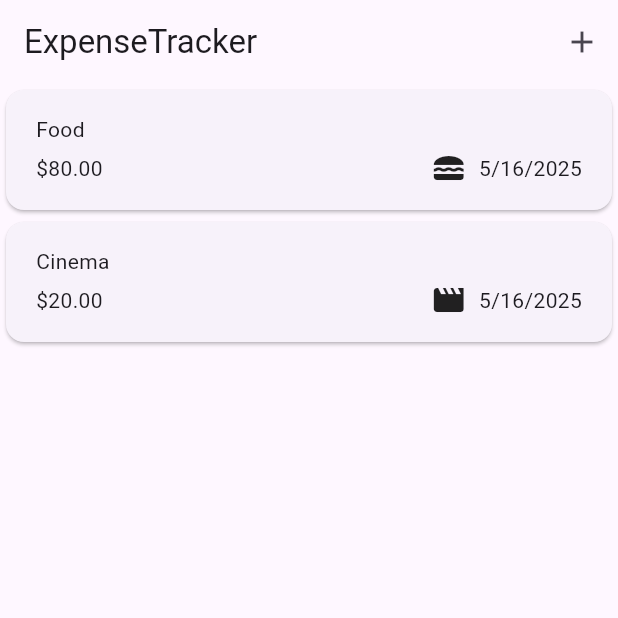
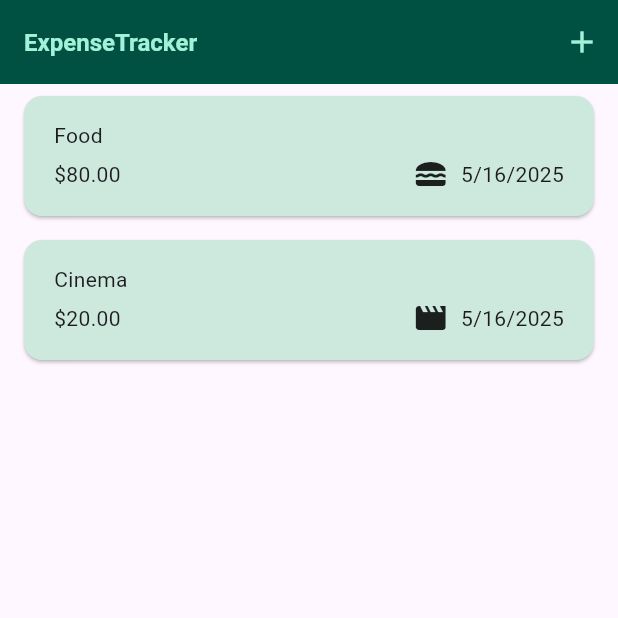
Before and after one commit to cintajay/expense_tracker, a Flutter app: the screen it shows after launch, on a phone screen of 412 x 824 dp, the top half of it. Run offline on Flutter 3.47's test engine with Material 3 defaults, Android fonts, the phone set to English and light mode, and no system bars.

Commit message:
common ThemeData set for color, appBar, card, btn and text

```diff
--- a/lib/main.dart
+++ b/lib/main.dart
@@ -1,5 +1,8 @@
 import 'package:expense_tracker/widgets/expenses_dashboard.dart';
 import 'package:flutter/material.dart';
+
+var kColorScheme =
+    ColorScheme.fromSeed(seedColor: const Color.fromARGB(255, 54, 215, 180)); //creates a set of tonal palettes based on the provided seed color
 
 void main() {
   runApp(const MyApp());
@@ -11,6 +14,31 @@ class MyApp extends StatelessWidget {
   @override
   Widget build(BuildContext context) {
     return MaterialApp(
+      theme: ThemeData().copyWith(
+        colorScheme: kColorScheme,
+        appBarTheme: const AppBarTheme().copyWith(
+          backgroundColor: kColorScheme.onPrimaryContainer, //a darker shade of the seed color
+          foregroundColor: kColorScheme.primaryContainer, //a lighter shade of the seed color
+        ),
+        cardTheme: const CardTheme().copyWith(
+          color: kColorScheme.secondaryContainer,
+          margin: const EdgeInsets.symmetric(
+            horizontal: 16,
+            vertical: 8,
+          ),
+        ),
+        elevatedButtonTheme: ElevatedButtonThemeData(
+          style: ElevatedButton.styleFrom(
+              backgroundColor: kColorScheme.primaryContainer),
+        ),
+        textTheme: ThemeData().textTheme.copyWith(
+          titleLarge: TextStyle(
+            fontWeight: FontWeight.bold,
+            color: kColorScheme.onSecondaryContainer,
+            fontSize: 16,
+          ),
+        ),
+      ),
       home: ExpensesDashboard(),
     );
   }
```
